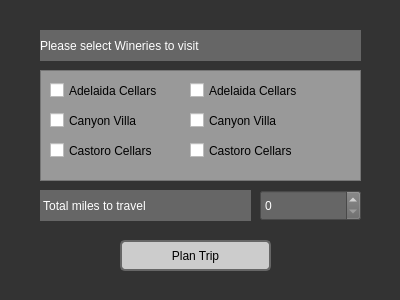
Above: plancustomtrip.ui from tyler949/CS1D-FirstPorject before the change. Below: the same form after it.
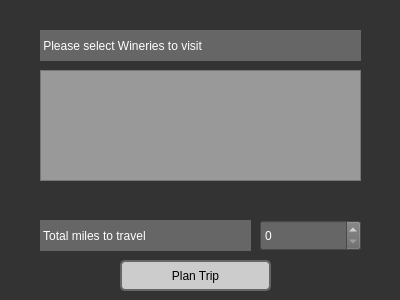
That is the form after the change.

The edit to the form file:
```diff
--- a/plancustomtrip.ui
+++ b/plancustomtrip.ui
@@ -39,7 +39,7 @@
 {z-index: 0; 
 background:#666;
 }  
-#frame
+#frame,QListView
 {
   background:#999; 
 color: #fff;
@@ -55,14 +55,14 @@
     </rect>
    </property>
    <property name="text">
-    <string>Please select Wineries to visit </string>
+    <string> Please select Wineries to visit </string>
    </property>
   </widget>
   <widget class="QLabel" name="label_2">
    <property name="geometry">
     <rect>
      <x>40</x>
-     <y>190</y>
+     <y>220</y>
      <width>211</width>
      <height>31</height>
     </rect>
@@ -75,111 +75,17 @@
    <property name="geometry">
     <rect>
      <x>260</x>
-     <y>190</y>
+     <y>220</y>
      <width>101</width>
      <height>31</height>
     </rect>
    </property>
   </widget>
-  <widget class="QFrame" name="frame">
-   <property name="geometry">
-    <rect>
-     <x>40</x>
-     <y>70</y>
-     <width>321</width>
-     <height>111</height>
-    </rect>
-   </property>
-   <property name="frameShape">
-    <enum>QFrame::StyledPanel</enum>
-   </property>
-   <property name="frameShadow">
-    <enum>QFrame::Raised</enum>
-   </property>
-   <widget class="QCheckBox" name="checkBox">
-    <property name="geometry">
-     <rect>
-      <x>10</x>
-      <y>10</y>
-      <width>121</width>
-      <height>21</height>
-     </rect>
-    </property>
-    <property name="text">
-     <string>Adelaida Cellars</string>
-    </property>
-   </widget>
-   <widget class="QCheckBox" name="checkBox_2">
-    <property name="geometry">
-     <rect>
-      <x>10</x>
-      <y>40</y>
-      <width>121</width>
-      <height>21</height>
-     </rect>
-    </property>
-    <property name="text">
-     <string>Canyon Villa</string>
-    </property>
-   </widget>
-   <widget class="QCheckBox" name="checkBox_3">
-    <property name="geometry">
-     <rect>
-      <x>10</x>
-      <y>70</y>
-      <width>121</width>
-      <height>21</height>
-     </rect>
-    </property>
-    <property name="text">
-     <string>Castoro Cellars</string>
-    </property>
-   </widget>
-   <widget class="QCheckBox" name="checkBox_4">
-    <property name="geometry">
-     <rect>
-      <x>150</x>
-      <y>40</y>
-      <width>121</width>
-      <height>21</height>
-     </rect>
-    </property>
-    <property name="text">
-     <string>Canyon Villa</string>
-    </property>
-   </widget>
-   <widget class="QCheckBox" name="checkBox_5">
-    <property name="geometry">
-     <rect>
-      <x>150</x>
-      <y>10</y>
-      <width>121</width>
-      <height>21</height>
-     </rect>
-    </property>
-    <property name="text">
-     <string>Adelaida Cellars</string>
-    </property>
-   </widget>
-   <widget class="QCheckBox" name="checkBox_6">
-    <property name="geometry">
-     <rect>
-      <x>150</x>
-      <y>70</y>
-      <width>121</width>
-      <height>21</height>
-     </rect>
-    </property>
-    <property name="text">
-     <string>Castoro Cellars</string>
-    </property>
-   </widget>
-  </widget>
   <widget class="QPushButton" name="pushButton">
    <property name="geometry">
     <rect>
      <x>120</x>
-     <y>240</y>
+     <y>260</y>
      <width>151</width>
      <height>31</height>
     </rect>
@@ -188,6 +94,42 @@
     <string>Plan Trip</string>
    </property>
   </widget>
+  <widget class="QListWidget" name="listWidget">
+   <property name="geometry">
+    <rect>
+     <x>40</x>
+     <y>70</y>
+     <width>321</width>
+     <height>111</height>
+    </rect>
+   </property>
+  </widget>
+  <widget class="QLabel" name="noWineriesSelected">
+   <property name="geometry">
+    <rect>
+     <x>40</x>
+     <y>0</y>
+     <width>321</width>
+     <height>21</height>
+    </rect>
+   </property>
+   <property name="text">
+    <string/>
+   </property>
+  </widget>
+  <widget class="QLabel" name="noMilesToTravel">
+   <property name="geometry">
+    <rect>
+     <x>40</x>
+     <y>190</y>
+     <width>321</width>
+     <height>31</height>
+    </rect>
+   </property>
+   <property name="text">
+    <string/>
+   </property>
+  </widget>
  </widget>
  <resources/>
  <connections/>
```
